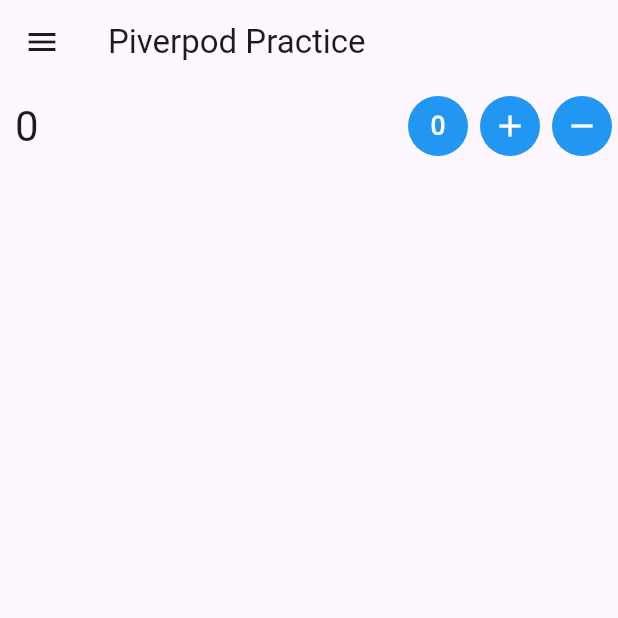
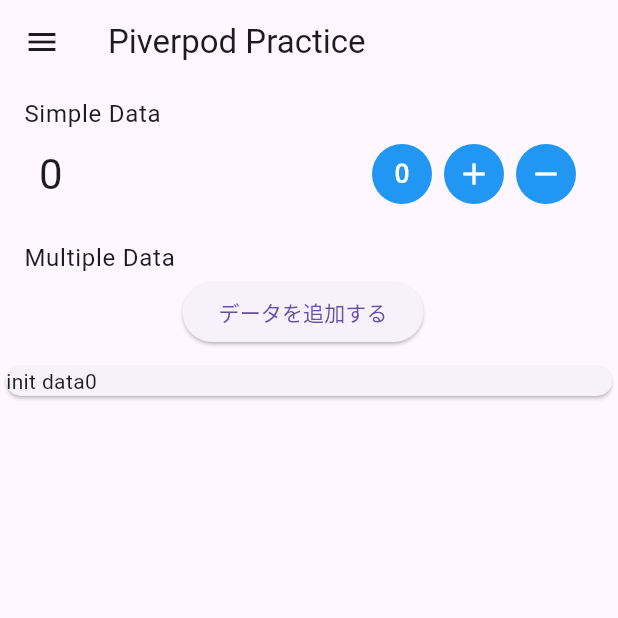
Before and after one commit to TomiyamaSatoshi/flutter_chat, a Flutter app: the RiverpodPractice screen opened by its route, on a phone screen of 412 x 824 dp, the top half of it. Run offline on Flutter 3.47's test engine with Material 3 defaults, Android fonts, the phone set to English and light mode, and no system bars; our stand-ins replace cloud_firestore, firebase_auth, firebase_core, flutter_riverpod, go_router, google_sign_in and 1 more; accounts and stored records are empty; generated files the repository leaves out were written again.

Commit message:
multiple data追加

```diff
--- a/lib/pages/riverpod_practice.dart
+++ b/lib/pages/riverpod_practice.dart
@@ -1,6 +1,7 @@
 import 'package:flutter/material.dart';
 import 'package:flutter_chat/widgets/common_drawer.dart';
 import 'package:flutter_chat/widgets/counter_widget.dart';
+import 'package:flutter_chat/widgets/list_data_widget.dart';
 import 'package:flutter_riverpod/flutter_riverpod.dart';
 
 class RiverpodPractice extends ConsumerWidget {
@@ -13,15 +14,12 @@ class RiverpodPractice extends ConsumerWidget {
         title: const Text('Piverpod Practice'),
       ),
       drawer: const CommonDrawer(),
-      body: Center(
-        child: Expanded(
-          child: Column(
-            mainAxisAlignment: MainAxisAlignment.start,
-            children: [
-              CounterWidget(),
-            ],
-          ),
-        ),
+      body: const Column(
+        mainAxisAlignment: MainAxisAlignment.start,
+        children: [
+          CounterWidget(),
+          ListDataWidget(),
+        ],
       ),
     );
   }
--- /dev/null
+++ b/lib/providers/list_data.dart
@@ -0,0 +1,16 @@
+import 'package:riverpod_annotation/riverpod_annotation.dart';
+
+part 'list_data.g.dart';
+
+@riverpod
+class ListData extends _$ListData {
+  @override
+  List<String> build() {
+    return ['init data'];
+  }
+
+  void incrementListData() {
+    state = [...state, '追加データ'];
+    print(state);
+  }
+}
--- a/lib/router.dart
+++ b/lib/router.dart
@@ -7,7 +7,7 @@ import 'package:go_router/go_router.dart';
 
 final go_router = GoRouter(
   // アプリが起動した時
-  initialLocation: '/chat',
+  initialLocation: '/sign-in',
   // パスと画面の組み合わせ
   routes: [
     GoRoute(
--- a/lib/widgets/common_drawer.dart
+++ b/lib/widgets/common_drawer.dart
@@ -29,13 +29,13 @@ class CommonDrawer extends StatelessWidget {
           ListTile(
             title: const Text('My Page'),
             onTap: () {
-              context.push('my-page');
+              context.push('/my-page');
             },
           ),
           ListTile(
             title: const Text('Riverpod Practice'),
             onTap: () {
-              context.push('riverpod-practice');
+              context.push('/riverpod-practice');
             },
           ),
         ],
--- a/lib/widgets/counter_widget.dart
+++ b/lib/widgets/counter_widget.dart
@@ -9,7 +9,9 @@ class CounterWidget extends ConsumerWidget {
   Widget build(BuildContext context, WidgetRef ref) {
     int state = ref.watch(counterProvider);
 
-    return Row(
+    return ListTile(
+      title: const Text('Simple Data'),
+      subtitle: Row(
         mainAxisAlignment: MainAxisAlignment.spaceBetween,
         children: [
           Padding(
@@ -28,7 +30,8 @@ class CounterWidget extends ConsumerWidget {
                 },
                 icon: const Icon(Icons.exposure_zero),
                 style: IconButton.styleFrom(
-                  backgroundColor: Colors.blue, foregroundColor: Colors.white),
+                    backgroundColor: Colors.blue,
+                    foregroundColor: Colors.white),
               ),
               IconButton(
                 onPressed: () {
@@ -37,7 +40,8 @@ class CounterWidget extends ConsumerWidget {
                 },
                 icon: const Icon(Icons.add),
                 style: IconButton.styleFrom(
-                  backgroundColor: Colors.blue, foregroundColor: Colors.white),
+                    backgroundColor: Colors.blue,
+                    foregroundColor: Colors.white),
               ),
               IconButton(
                 onPressed: () {
@@ -46,11 +50,13 @@ class CounterWidget extends ConsumerWidget {
                 },
                 icon: const Icon(Icons.remove),
                 style: IconButton.styleFrom(
-                  backgroundColor: Colors.blue, foregroundColor: Colors.white),
+                    backgroundColor: Colors.blue,
+                    foregroundColor: Colors.white),
               ),
             ],
           )
         ],
+      ),
     );
   }
 }
--- /dev/null
+++ b/lib/widgets/list_data_widget.dart
@@ -0,0 +1,40 @@
+import 'package:flutter/material.dart';
+import 'package:flutter_chat/providers/list_data.dart';
+import 'package:flutter_riverpod/flutter_riverpod.dart';
+
+class ListDataWidget extends ConsumerWidget {
+  const ListDataWidget({super.key});
+
+  @override
+  Widget build(BuildContext context, WidgetRef ref) {
+    final state = ref.watch(listDataProvider);
+
+    return Column(
+      mainAxisSize: MainAxisSize.min,
+      children: [
+        ListTile(
+          title: const Text('Multiple Data'),
+          subtitle: Center(
+            child: ElevatedButton(
+              onPressed: () {
+                final notifier = ref.read(listDataProvider.notifier);
+                notifier.incrementListData();
+              },
+              child: const Text('データを追加する'),
+            ),
+          ),
+        ),
+        SizedBox(
+          height: 200,
+          child: ListView.builder(
+              itemCount: state.length,
+              itemBuilder: (_, index) {
+                return Card(
+                  child: Text(state[index] + '${index}'),
+                );
+              }),
+        ),
+      ],
+    );
+  }
+}
```
Also changed, not shown: lib/pages/sign_in.dart (+2 -8 lines), lib/providers/list_data.g.dart, 1 other file. Lines whose indentation alone changed are shown as unchanged.
